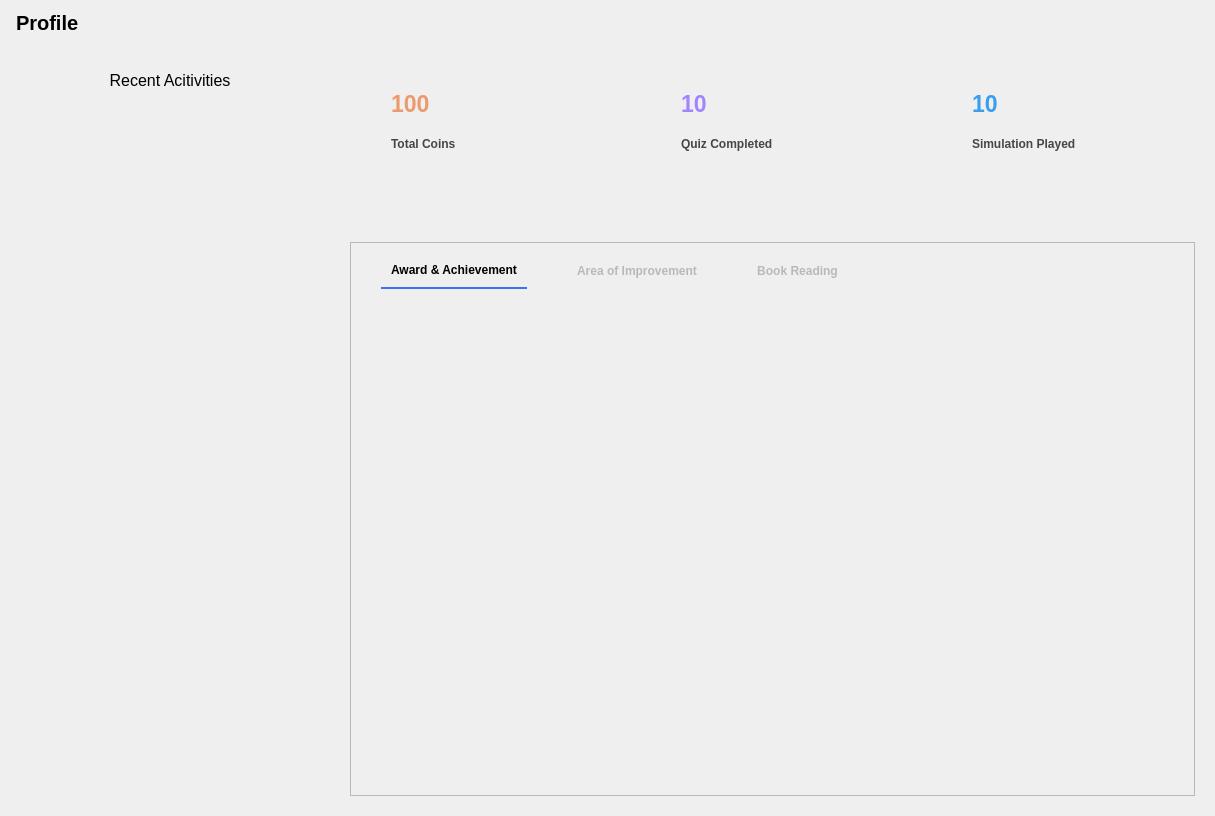
devforgely/MFA-Simulator, file src/views/profile_view.ui: the form before one commit.
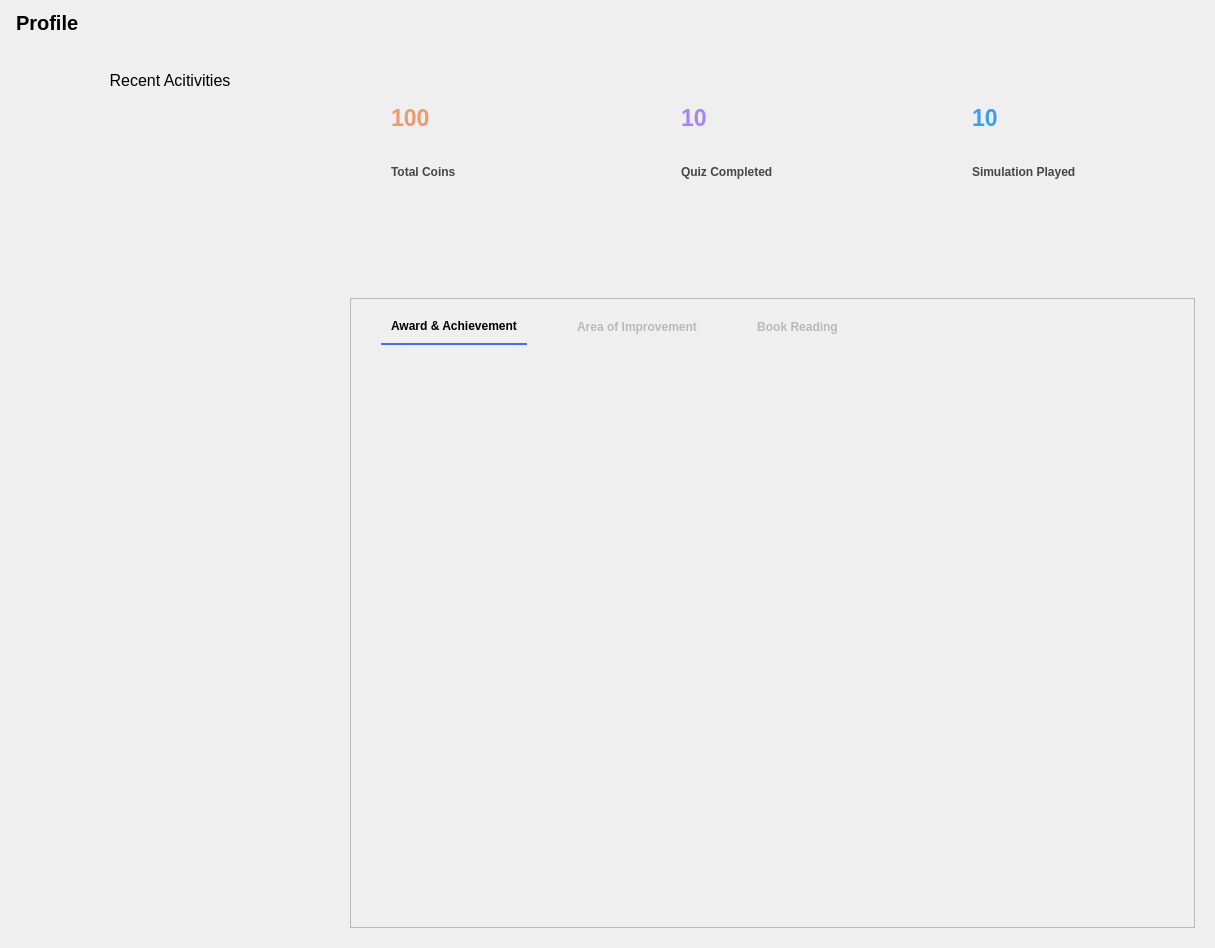
The form after the commit. Icons and pictures are not drawn. Custom widgets are drawn as their Qt base class.

Patch:
```diff
--- a/src/views/profile_view.ui
+++ b/src/views/profile_view.ui
@@ -7,7 +7,7 @@
     <x>0</x>
     <y>0</y>
     <width>1215</width>
-    <height>816</height>
+    <height>948</height>
    </rect>
   </property>
   <property name="windowTitle">
@@ -363,6 +363,12 @@
         </item>
         <item>
          <widget class="ShadowFrame" name="frame">
+          <property name="maximumSize">
+           <size>
+            <width>16777215</width>
+            <height>630</height>
+           </size>
+          </property>
           <property name="styleSheet">
            <string notr="true"/>
           </property>
```
Left out of the diff: 2 changed lines with no effect on the pictures.
